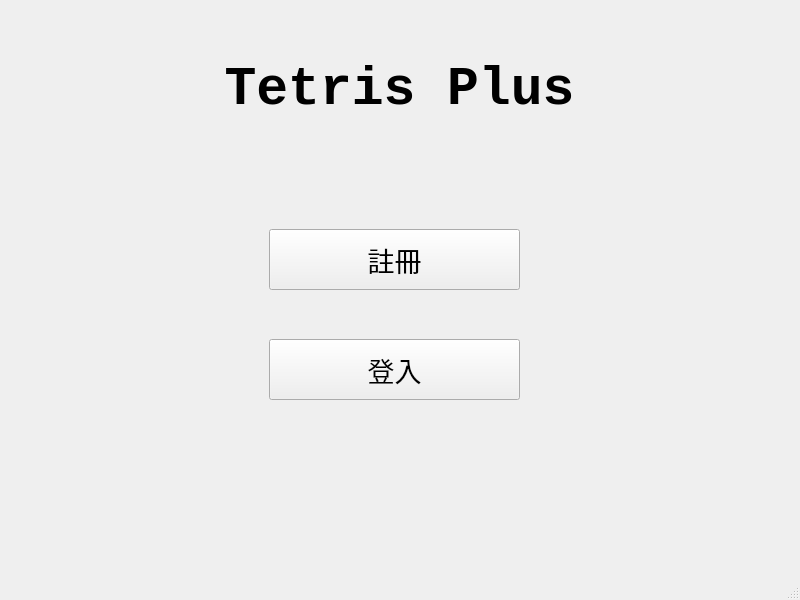
First picture: the form in client/views/ui_tetris.ui, repository mark0613/1111_NP_TetrisPlus, before the edit.
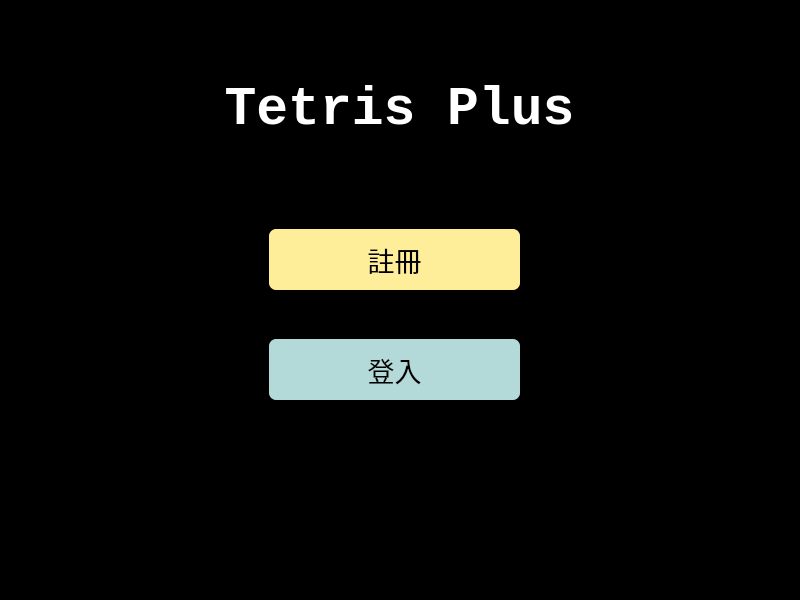
Second picture: the form after the edit. The open tabs and pages were chosen to show the change.

Commit message: 新增房間列表頁面

```diff
--- a/client/views/ui_tetris.ui
+++ b/client/views/ui_tetris.ui
@@ -13,7 +13,13 @@
   <property name="windowTitle">
    <string>TetrisWindow</string>
   </property>
+  <property name="styleSheet">
+   <string notr="true">background-color: rgb(0, 0, 0);</string>
+  </property>
   <widget class="QWidget" name="centralwidget">
+   <property name="styleSheet">
+    <string notr="true"/>
+   </property>
    <widget class="QStackedWidget" name="pages">
     <property name="geometry">
      <rect>
@@ -23,16 +29,113 @@
       <height>551</height>
      </rect>
     </property>
+    <property name="styleSheet">
+     <string notr="true"/>
+    </property>
     <property name="currentIndex">
      <number>0</number>
     </property>
     <widget class="QWidget" name="page_main">
+     <property name="palette">
+      <palette>
+       <active>
+        <colorrole role="Button">
+         <brush brushstyle="SolidPattern">
+          <color alpha="255">
+           <red>0</red>
+           <green>0</green>
+           <blue>0</blue>
+          </color>
+         </brush>
+        </colorrole>
+        <colorrole role="Base">
+         <brush brushstyle="SolidPattern">
+          <color alpha="255">
+           <red>0</red>
+           <green>0</green>
+           <blue>0</blue>
+          </color>
+         </brush>
+        </colorrole>
+        <colorrole role="Window">
+         <brush brushstyle="SolidPattern">
+          <color alpha="255">
+           <red>0</red>
+           <green>0</green>
+           <blue>0</blue>
+          </color>
+         </brush>
+        </colorrole>
+       </active>
+       <inactive>
+        <colorrole role="Button">
+         <brush brushstyle="SolidPattern">
+          <color alpha="255">
+           <red>0</red>
+           <green>0</green>
+           <blue>0</blue>
+          </color>
+         </brush>
+        </colorrole>
+        <colorrole role="Base">
+         <brush brushstyle="SolidPattern">
+          <color alpha="255">
+           <red>0</red>
+           <green>0</green>
+           <blue>0</blue>
+          </color>
+         </brush>
+        </colorrole>
+        <colorrole role="Window">
+         <brush brushstyle="SolidPattern">
+          <color alpha="255">
+           <red>0</red>
+           <green>0</green>
+           <blue>0</blue>
+          </color>
+         </brush>
+        </colorrole>
+       </inactive>
+       <disabled>
+        <colorrole role="Button">
+         <brush brushstyle="SolidPattern">
+          <color alpha="255">
+           <red>0</red>
+           <green>0</green>
+           <blue>0</blue>
+          </color>
+         </brush>
+        </colorrole>
+        <colorrole role="Base">
+         <brush brushstyle="SolidPattern">
+          <color alpha="255">
+           <red>0</red>
+           <green>0</green>
+           <blue>0</blue>
+          </color>
+         </brush>
+        </colorrole>
+        <colorrole role="Window">
+         <brush brushstyle="SolidPattern">
+          <color alpha="255">
+           <red>0</red>
+           <green>0</green>
+           <blue>0</blue>
+          </color>
+         </brush>
+        </colorrole>
+       </disabled>
+      </palette>
+     </property>
+     <property name="styleSheet">
+      <string notr="true"/>
+     </property>
      <widget class="QLabel" name="title_trteis_plus_1">
       <property name="geometry">
        <rect>
-        <x>160</x>
-        <y>50</y>
-        <width>481</width>
+        <x>20</x>
+        <y>70</y>
+        <width>761</width>
         <height>81</height>
        </rect>
       </property>
@@ -45,6 +148,9 @@
         <underline>false</underline>
        </font>
       </property>
+      <property name="styleSheet">
+       <string notr="true">color: rgb(255, 255, 255);</string>
+      </property>
       <property name="text">
        <string>Tetris Plus</string>
       </property>
@@ -67,6 +173,10 @@
         <pointsize>20</pointsize>
        </font>
       </property>
+      <property name="styleSheet">
+       <string notr="true">background-color: rgb(180, 217, 217);
+border-radius: 7px;</string>
+      </property>
       <property name="text">
        <string>登入</string>
       </property>
@@ -86,6 +196,10 @@
         <pointsize>20</pointsize>
        </font>
       </property>
+      <property name="styleSheet">
+       <string notr="true">background-color: rgb(255, 238, 153);
+border-radius: 7px;</string>
+      </property>
       <property name="text">
        <string>註冊</string>
       </property>
```
Left out of the diff: 280 changed lines with no effect on the pictures. The commit also changes 1 other file.
